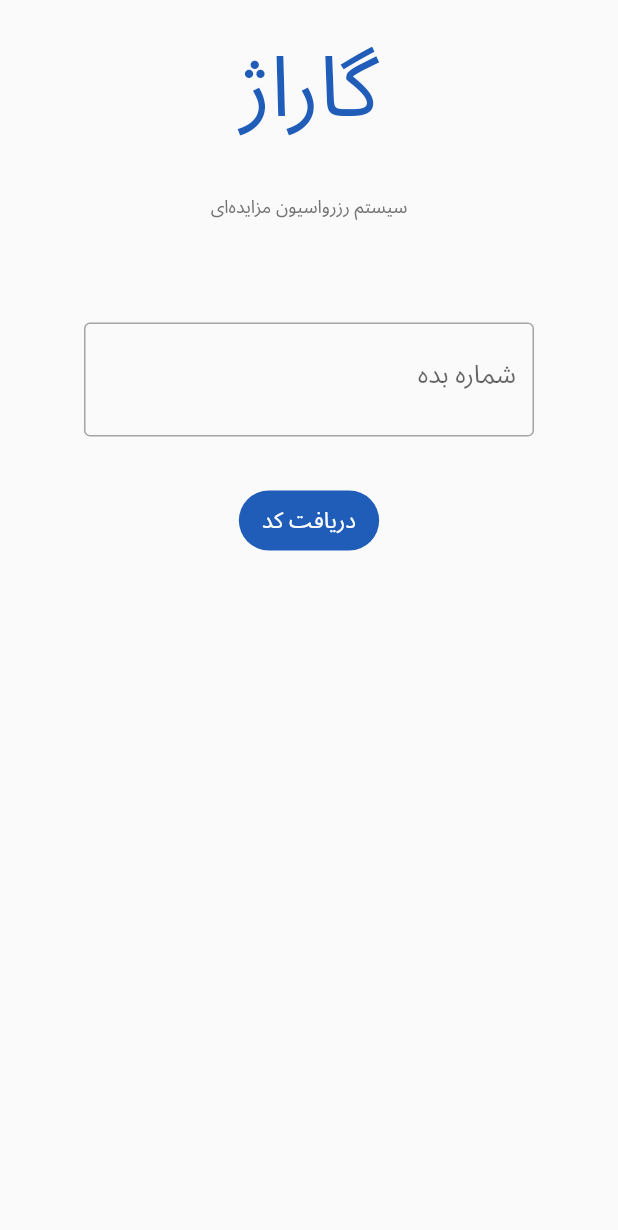
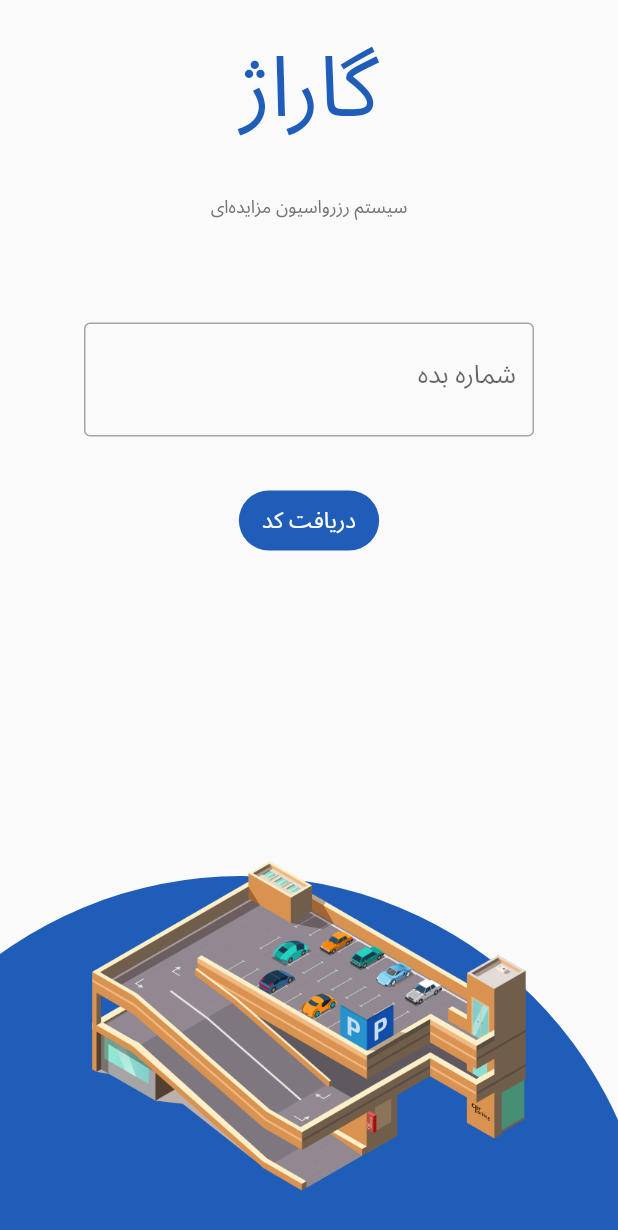
Before and after one commit to heftekharm/garage-hackton-mobile, a Flutter app: the screen it shows after launch, on a phone screen of 412 x 824 dp. Shown: the top 1230 px of the screen. Run offline on Flutter 3.47's test engine with Material 2 defaults, Android fonts, the phone set to English and light mode, and no system bars; our stand-ins replace google_fonts.

Commit message:
implement bottom background image

```diff
--- a/lib/login/login_page.dart
+++ b/lib/login/login_page.dart
@@ -1,4 +1,5 @@
 import 'package:flutter/material.dart';
+import 'package:garage/login/widgets/circle.dart';
 
 class LoginPage extends StatelessWidget {
   const LoginPage({super.key});
@@ -8,6 +9,7 @@ class LoginPage extends StatelessWidget {
     return Scaffold(
       body: Center(
         child: Column(
+          mainAxisSize: MainAxisSize.max,
           crossAxisAlignment: CrossAxisAlignment.center,
           children: [
             Text(
@@ -36,7 +38,28 @@ class LoginPage extends StatelessWidget {
                 child: const Text(
                   "دریافت کد",
                   style: TextStyle(fontWeight: FontWeight.w100),
-                ))
+                )),
+            const Spacer(),
+            SizedBox(
+              height: 250,
+              child: Stack(
+                children: [
+                  Transform.translate(
+                      offset: const Offset(-45, 160),
+                      child: const OverflowBox(maxHeight: 550, minHeight: 550, minWidth: 550, maxWidth: 550, child: FilledCircle())),
+                  const Align(
+                    alignment: Alignment.topCenter,
+                    child: SizedBox(
+                      width: 290,
+                      height: 220,
+                      child: Image(
+                        image: AssetImage("assets/login_bottom_image.png"),
+                      ),
+                    ),
+                  )
+                ],
+              ),
+            )
           ],
         ),
       ),
--- /dev/null
+++ b/lib/login/widgets/circle.dart
@@ -0,0 +1,14 @@
+import 'package:flutter/material.dart';
+
+class FilledCircle extends StatelessWidget {
+  const FilledCircle({Key? key}) : super(key: key);
+
+  @override
+  Widget build(BuildContext context) {
+    return Container(
+      height: 550,
+      width: 550,
+      decoration: BoxDecoration(color: Theme.of(context).colorScheme.primary, shape: BoxShape.circle),
+    );
+  }
+}
--- a/pubspec.yaml
+++ b/pubspec.yaml
@@ -20,3 +20,5 @@ dev_dependencies:
 
 flutter:
   uses-material-design: true
+  assets:
+    - assets/
```
Also changed, not shown: assets/login_bottom_image.png (added).
